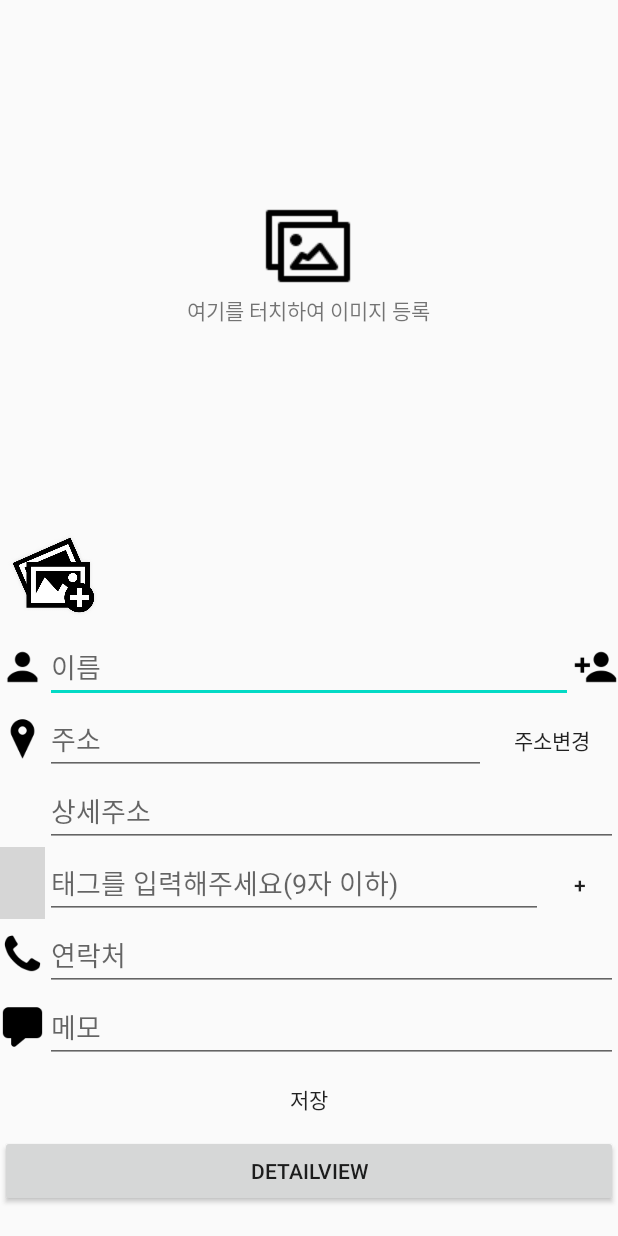
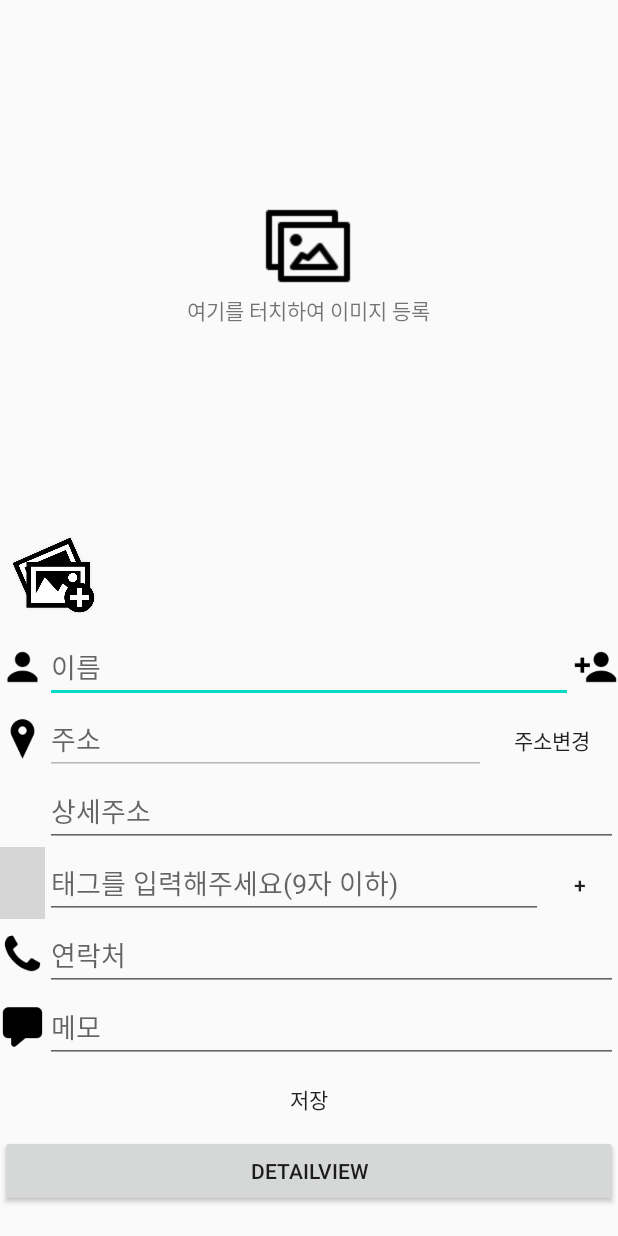
Before and after one commit to honghoker/LastLegendStart, an Android app: the layout hep_locationsaveactivity.xml on its own in the app's theme, with its tools: preview values and no code run, on a phone screen of 412 x 824 dp. Run offline under Robolectric (Android 15) with nearby library versions, the phone set to English and light mode, and no system bars; grey boxes are pictures that could not be loaded.

Commit message:
20-07-28

```diff
--- a/HEP/app/src/main/java/com/example/locationsave/HEP/Hep/hep_LocationSave/hep_LocationSaveActivity.java
+++ b/HEP/app/src/main/java/com/example/locationsave/HEP/Hep/hep_LocationSave/hep_LocationSaveActivity.java
@@ -61,6 +61,7 @@ public class hep_LocationSaveActivity extends AppCompatActivity {
     public hep_LocationSave_ViewPagerAdapter viewPagerAdapter;
     public ArrayList<String> tagDataArrayList;
 
+    double latitude, longitude;
     int imageSizeLimit = 5; // imagepicker 최대 이미지 수
 
     @Override
@@ -71,6 +72,10 @@ public class hep_LocationSaveActivity extends AppCompatActivity {
     }
 
     public void setinit(){
+        latitude = getIntent().getDoubleExtra("latitude", 0);
+        longitude = getIntent().getDoubleExtra("longitude", 0);
+
+        Log.d("@@@@@@@@@@@", "latitude = " + latitude + " longitude = " + longitude);
         ((Button)findViewById(R.id.detailView)).setOnClickListener(new View.OnClickListener() {
             @Override
             public void onClick(View v) {
--- a/HEP/app/src/main/java/com/example/locationsave/HEP/Location/KMS_LocationFlagManager.java
+++ b/HEP/app/src/main/java/com/example/locationsave/HEP/Location/KMS_LocationFlagManager.java
@@ -1,4 +1,4 @@
-package com.example.kms_lastlegendstart.Location;
+package com.example.locationsave.HEP.Location;
 
 import android.util.Log;
 
--- a/HEP/app/src/main/java/com/example/locationsave/HEP/pcs_RecyclerView/Pcs_LocationRecyclerView.java
+++ b/HEP/app/src/main/java/com/example/locationsave/HEP/pcs_RecyclerView/Pcs_LocationRecyclerView.java
@@ -3,6 +3,7 @@ package com.example.locationsave.HEP.pcs_RecyclerView;
 import android.content.Context;
 import android.graphics.Canvas;
 import android.os.Bundle;
+import android.util.Log;
 import android.view.LayoutInflater;
 import android.view.Menu;
 import android.view.MenuInflater;
@@ -135,6 +136,8 @@ public class Pcs_LocationRecyclerView extends Fragment {
         new ItemTouchHelper(new ItemTouchHelper.SimpleCallback(0, ItemTouchHelper.LEFT | ItemTouchHelper.RIGHT) {
             @Override
             public boolean onMove(@NonNull RecyclerView recyclerView, @NonNull RecyclerView.ViewHolder viewHolder, @NonNull RecyclerView.ViewHolder target) {
+
+                Log.d("@@@@@@@@@@@@@", "" + adapter.getItemId(viewHolder.getAdapterPosition()));
                 return false;
             }
 
--- a/HEP/app/src/main/res/layout/hep_locationsaveactivity.xml
+++ b/HEP/app/src/main/res/layout/hep_locationsaveactivity.xml
@@ -136,8 +136,11 @@
                             android:layout_height="wrap_content"
                             android:layout_weight="1"
                             android:ems="10"
+                            android:enabled="false"
+                            android:focusable="false"
                             android:hint="주소"
-                            android:inputType="textPersonName" />
+                            android:inputType="none"
+                            android:textIsSelectable="true" />
 
                         <Button
                             android:id="@+id/btnChangeAddr"
--- a/HEP/app/src/main/res/layout/kms_select_location.xml
+++ b/HEP/app/src/main/res/layout/kms_select_location.xml
@@ -50,7 +50,7 @@
                 android:textSize="18sp" />
 
             <TextView
-                android:id="@+id/textView2"
+                android:id="@+id/addressinfo"
                 android:layout_width="wrap_content"
                 android:layout_height="wrap_content"
                 android:layout_gravity="center"
```
Also changed, not shown: HEP/app/src/main/java/com/example/locationsave/HEP/Hep/hep_LocationDetail/hep_LocationDetailActivity.java (+4 -3 lines), HEP/app/src/main/java/com/example/locationsave/HEP/KMS_MainActivity.java (+10 -2 lines), HEP/app/src/main/java/com/example/locationsave/HEP/MainFragment/KMS_MapFragment.java (+10 -6 lines), HEP/app/src/main/java/com/example/locationsave/HEP/pcs_RecyclerView/Pcs_RecyclerviewAdapter.java (+13 -0 lines), 2 other files.
